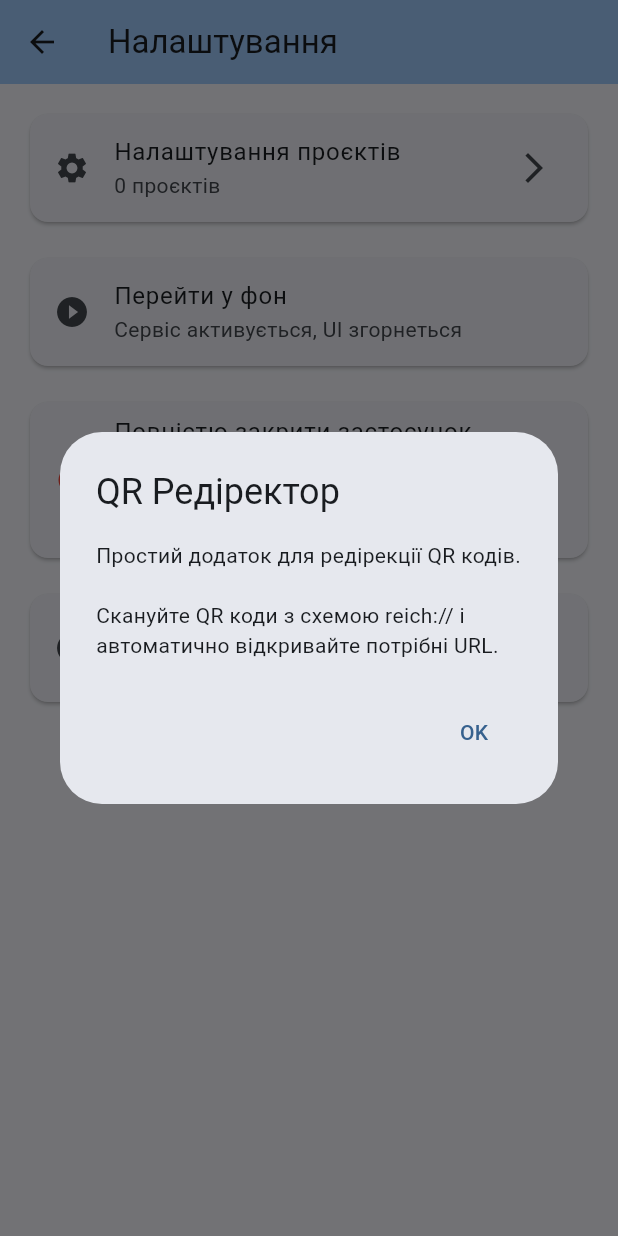
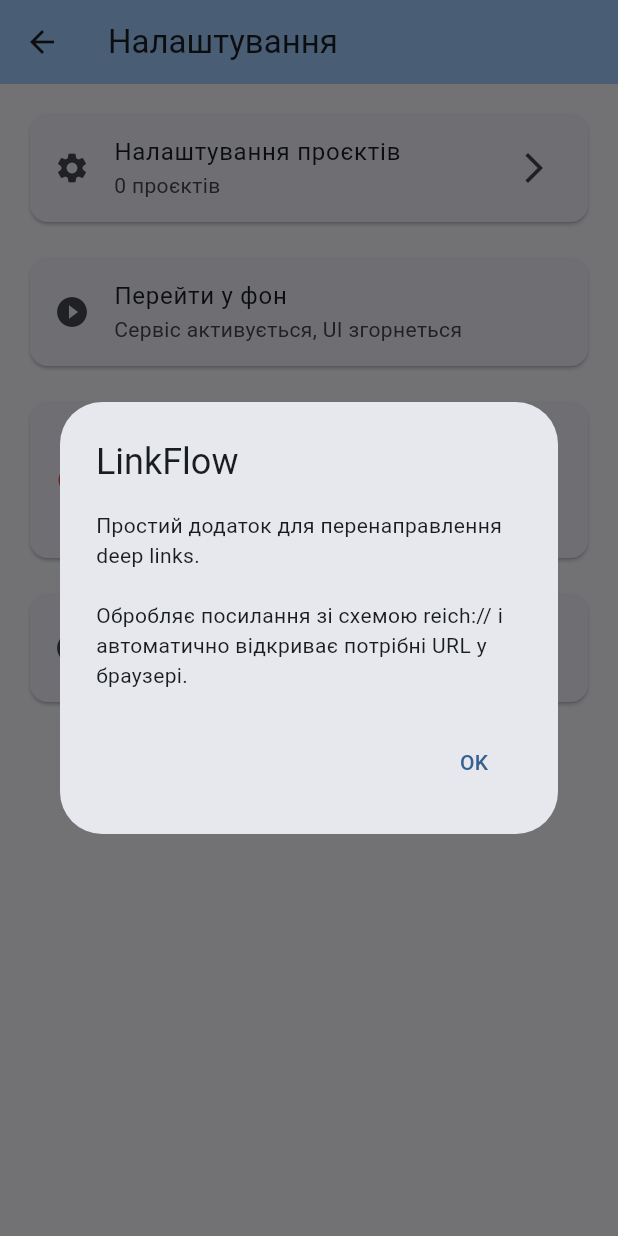
Before and after one commit to dmsolop/qr_redirector, a Flutter app: the SettingsScreen screen opened directly, after a tap on "Про додаток", on a phone screen of 412 x 824 dp. Run offline on Flutter 3.47's test engine with Material 3 defaults, Android fonts, the phone set to English and light mode, and no system bars; our stand-ins replace local_auth, shared_preferences; accounts and stored records are empty.

Commit message:
Rename application from QR Redirector to LinkFlow
- Update package name from qr_redirector to linkflow in pubspec.yaml
- Update display names in AndroidManifest, iOS Info.plist, and Flutter UI
- Update all user-facing text and documentation (OVERVIEW, USER_INSTRUCTION_UA, PRIVACY_POLICY, README)
- Update notification titles and descriptions in ForegroundDeepLinkService
- Update test imports to use new package name
- Keep technical identifiers (applicationId, package names, MethodChannel) unchanged for compatibility

```diff
--- a/lib/main.dart
+++ b/lib/main.dart
@@ -26,7 +26,7 @@
   @override
   Widget build(BuildContext context) {
     return MaterialApp(
-      title: 'QR Редіректор',
+      title: 'LinkFlow',
       navigatorKey: navigatorKey,
       navigatorObservers: [routeObserver],
       theme: ThemeData(
@@ -315,7 +315,7 @@
                         ),
                         const SizedBox(height: 12),
                         Text(
-                          'QR Редіректор',
+                          'LinkFlow',
                           style: TextStyle(
                             fontSize: 24,
                             fontWeight: FontWeight.bold,
@@ -432,7 +432,7 @@
                       ),
                       const SizedBox(height: 16),
                       Text(
-                        'QR Редіректор',
+                        'LinkFlow',
                         style: TextStyle(
                           fontSize: 28,
                           fontWeight: FontWeight.bold,
--- a/lib/screens/settings_screen.dart
+++ b/lib/screens/settings_screen.dart
@@ -159,11 +159,11 @@
                         showDialog(
                           context: context,
                           builder: (context) => AlertDialog(
-                            title: const Text('QR Редіректор'),
+                            title: const Text('LinkFlow'),
                             content: const Text(
-                              'Простий додаток для редірекції QR кодів.\n\n'
-                              'Скануйте QR коди з схемою reich:// і автоматично '
-                              'відкривайте потрібні URL.',
+                              'Простий додаток для перенаправлення deep links.\n\n'
+                              'Обробляє посилання зі схемою reich:// і автоматично '
+                              'відкриває потрібні URL у браузері.',
                             ),
                             actions: [
                               TextButton(
--- a/pubspec.yaml
+++ b/pubspec.yaml
@@ -1,4 +1,4 @@
-name: qr_redirector
+name: linkflow
 description: "A new Flutter project."
 # The following line prevents the package from being accidentally published to
 # pub.dev using `flutter pub publish`. This is preferred for private packages.
```
Also changed, not shown: 9 other files.
